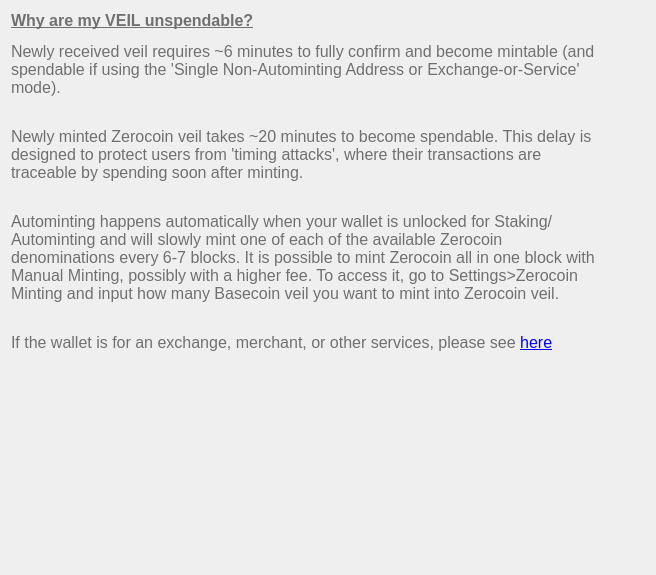
Above: src/qt/veil/forms/settingsfaq04.ui from Veil-Project/veil before the change. Below: the same form after it.
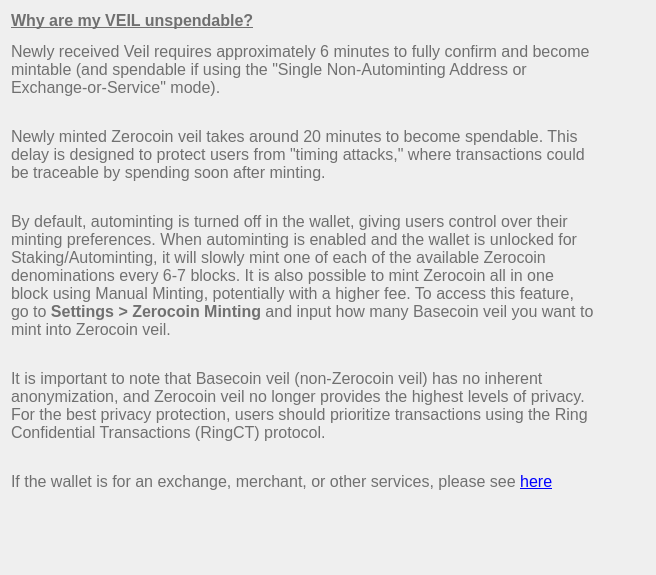
That is the form after the change.

Commit message: Updated FAQ: Removed Single Non-Autominting Address section due to autominting default changes. Clarified RingCT's importance for privacy.

The edit to the form file:
```diff
--- a/src/qt/veil/forms/settingsfaq04.ui
+++ b/src/qt/veil/forms/settingsfaq04.ui
@@ -33,7 +33,7 @@
       <string notr="true">font-weight:200;</string>
      </property>
      <property name="text">
-      <string>&lt;html&gt;&lt;head/&gt;&lt;body&gt;&lt;p&gt;&lt;span style=&quot;font-weight:600; text-decoration: underline;&quot;&gt;Why are my VEIL unspendable?&lt;/span&gt;&lt;/p&gt;&lt;p&gt;Newly received veil requires ~6 minutes to fully confirm and become mintable (and spendable if using the 'Single Non-Autominting Address or Exchange-or-Service' mode).&lt;/p&gt;&lt;p&gt;&lt;br/&gt;Newly minted Zerocoin veil takes ~20 minutes to become spendable. This delay is designed to protect users from 'timing attacks', where their transactions are traceable by spending soon after minting.&lt;/p&gt;&lt;p&gt;&lt;br/&gt;Autominting happens automatically when your wallet is unlocked for Staking/Autominting and will slowly mint one of each of the available Zerocoin denominations every 6-7 blocks. It is possible to mint Zerocoin all in one block with Manual Minting, possibly with a higher fee. To access it, go to Settings&amp;gt;Zerocoin Minting and input how many Basecoin veil you want to mint into Zerocoin veil.&lt;/p&gt;&lt;p&gt;&lt;br/&gt;If the wallet is for an exchange, merchant, or other services, please see &lt;a target=&quot;_blank&quot; href=&quot;#&quot;&gt;&lt;span style=&quot; text-decoration: underline; color:#0000ff;&quot;&gt;here&lt;/span&gt;&lt;/a&gt;&lt;/p&gt;&lt;/body&gt;&lt;/html&gt;</string>
+      <string>&lt;html&gt;&lt;head/&gt;&lt;body&gt;&lt;p&gt;&lt;span style=&quot;font-weight:600; text-decoration: underline;&quot;&gt;Why are my VEIL unspendable?&lt;/span&gt;&lt;/p&gt;&lt;p&gt;Newly received Veil requires approximately 6 minutes to fully confirm and become mintable (and spendable if using the &quot;Single Non-Autominting Address or Exchange-or-Service&quot; mode).&lt;/p&gt;&lt;p&gt;&lt;br/&gt;Newly minted Zerocoin veil takes around 20 minutes to become spendable. This delay is designed to protect users from &quot;timing attacks,&quot; where transactions could be traceable by spending soon after minting.&lt;/p&gt;&lt;p&gt;&lt;br/&gt;By default, autominting is turned off in the wallet, giving users control over their minting preferences. When autominting is enabled and the wallet is unlocked for Staking/Autominting, it will slowly mint one of each of the available Zerocoin denominations every 6-7 blocks. It is also possible to mint Zerocoin all in one block using Manual Minting, potentially with a higher fee. To access this feature, go to &lt;strong&gt;Settings &gt; Zerocoin Minting&lt;/strong&gt; and input how many Basecoin veil you want to mint into Zerocoin veil.&lt;/p&gt;&lt;p&gt;&lt;br/&gt;It is important to note that Basecoin veil (non-Zerocoin veil) has no inherent anonymization, and Zerocoin veil no longer provides the highest levels of privacy. For the best privacy protection, users should prioritize transactions using the Ring Confidential Transactions (RingCT) protocol.&lt;/p&gt;&lt;p&gt;&lt;br/&gt;If the wallet is for an exchange, merchant, or other services, please see &lt;a target=&quot;_blank&quot; href=&quot;#&quot;&gt;&lt;span style=&quot;text-decoration: underline; color:#0000ff;&quot;&gt;here&lt;/span&gt;&lt;/a&gt;&lt;/p&gt;&lt;/body&gt;&lt;/html&gt;</string>
      </property>
      <property name="alignment">
       <set>Qt::AlignLeading|Qt::AlignLeft|Qt::AlignTop</set>
```
The commit also changes 4 other files.
